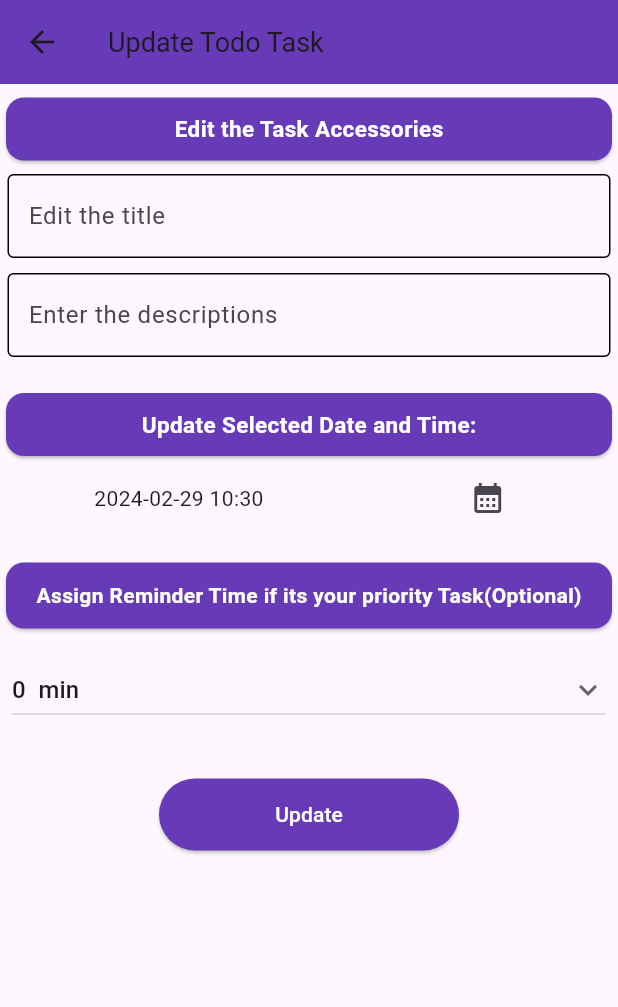
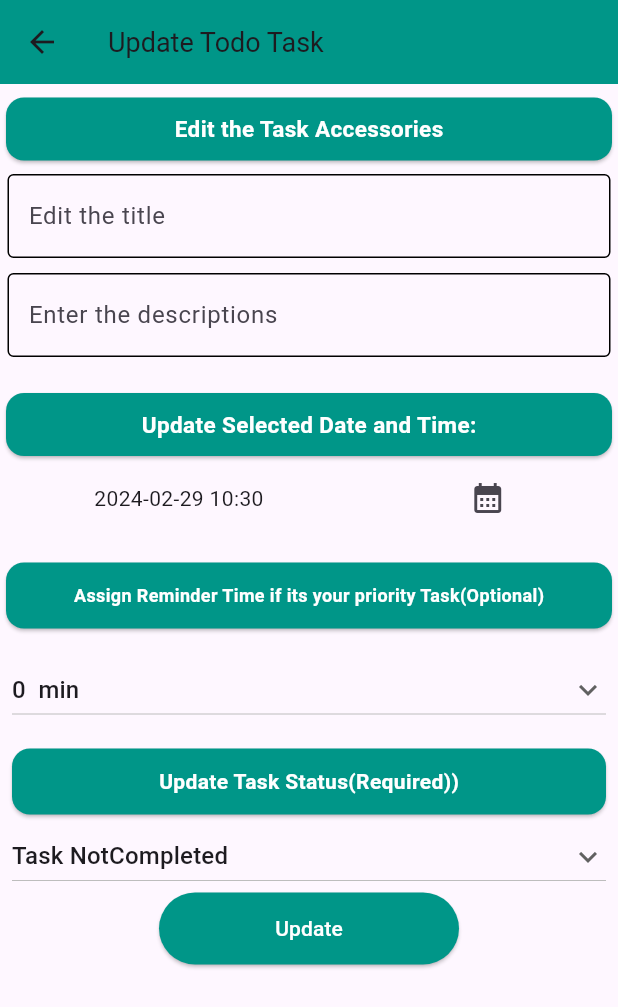
Before and after one commit to pra-android/Todo_App, a Flutter app: the UpdateDate screen opened directly with empty values, on a phone screen of 412 x 824 dp. Shown: the top 1007 px of the screen. Run offline on Flutter 3.47's test engine with Material 3 defaults, Android fonts, the phone set to English and light mode, and no system bars; our stand-ins replace flutter_local_notifications, get, get_storage, share, sqflite, timezone; accounts and stored records are empty; statements that could not run were skipped.

Commit message:
Update UpdateData.dart

```diff
--- a/lib/UpdateData.dart
+++ b/lib/UpdateData.dart
@@ -9,27 +9,50 @@ import 'package:todo_app/Widgets/TextField.dart';
 class UpdateDate extends StatefulWidget {
   final Future<void> funct;
   final Model model;
+  final String initialtitle;
+  final String initialdescriptions;
+  final String initialdatetime;
+  int imptaskearlier;
+  late bool iscompleted;
 
-  UpdateDate({required this.funct, required this.model});
+  UpdateDate(
+      {required this.funct,
+      required this.model,
+      required this.initialtitle,
+      required this.initialdescriptions,
+      required this.initialdatetime,
+      required this.imptaskearlier,
+      required this.iscompleted});
 
   @override
   State<UpdateDate> createState() => _UpdateDateState();
 }
 
 class _UpdateDateState extends State<UpdateDate> {
-  TextEditingController titlecontroller = TextEditingController();
+  late var titlecontroller = TextEditingController();
 
-  TextEditingController descriptioncontroller = TextEditingController();
-
-  TextEditingController datetimecontroller = TextEditingController();
+  late var descriptioncontroller = TextEditingController();
 
   List<Model> allmodels = [];
+  List<String> tasksstatus = ["Task Completed", "Task NotCompleted"];
+  String todotaskstatusvalue = "Task NotCompleted";
 
   DateTime selecteddate = DateTime.now();
 
   int dropdownvalue = 0;
 
   List<int> items = [0, 5, 10, 30];
+  @override
+  void initState() {
+    // TODO: implement initState
+    super.initState();
+    titlecontroller = TextEditingController(text: widget.initialtitle);
+    descriptioncontroller =
+        TextEditingController(text: widget.initialdescriptions);
+    selecteddate = DateTime.parse(widget.initialdatetime);
+    widget.iscompleted = widget.iscompleted;
+    widget.imptaskearlier = widget.imptaskearlier;
+  }
 
   @override
   Widget build(BuildContext context) {
@@ -59,7 +82,7 @@ class _UpdateDateState extends State<UpdateDate> {
 
     return Scaffold(
         appBar: AppBar(
-          backgroundColor: Colors.deepPurple,
+          backgroundColor: Colors.teal.shade500,
           title: const Text(
             "Update Todo Task",
             style: TextStyle(fontSize: 18),
@@ -72,9 +95,9 @@ class _UpdateDateState extends State<UpdateDate> {
             Container(
               height: 50,
               width: Get.context!.width,
-              child: const Card(
-                color: Colors.deepPurple,
-                child: Row(
+              child: Card(
+                color: Colors.teal.shade500,
+                child: const Row(
                   mainAxisAlignment: MainAxisAlignment.center,
                   children: [
                     Text(
@@ -99,9 +122,9 @@ class _UpdateDateState extends State<UpdateDate> {
             Container(
               height: 50,
               width: Get.context!.width,
-              child: const Card(
-                color: Colors.deepPurple,
-                child: Row(
+              child: Card(
+                color: Colors.teal.shade500,
+                child: const Row(
                   mainAxisAlignment: MainAxisAlignment.center,
                   children: [
                     Text(
@@ -133,9 +156,9 @@ class _UpdateDateState extends State<UpdateDate> {
             Container(
               height: 52,
               width: Get.context!.width,
-              child: const Card(
-                color: Colors.deepPurple,
-                child: Row(
+              child: Card(
+                color: Colors.teal.shade500,
+                child: const Row(
                   mainAxisAlignment: MainAxisAlignment.center,
                   children: [
                     Text(
@@ -143,7 +166,7 @@ class _UpdateDateState extends State<UpdateDate> {
                       style: TextStyle(
                         color: Colors.white,
                         fontWeight: FontWeight.bold,
-                        fontSize: 14,
+                        fontSize: 12,
                       ),
                     ),
                   ],
@@ -154,12 +177,12 @@ class _UpdateDateState extends State<UpdateDate> {
               height: 13,
             ),
             Padding(
-              padding: EdgeInsets.symmetric(horizontal: 8.0),
+              padding: const EdgeInsets.symmetric(horizontal: 8.0),
               child: DropdownButton<int>(
                 borderRadius: BorderRadius.circular(5),
                 elevation: 16,
                 isExpanded: true,
-                value: dropdownvalue,
+                value: widget.imptaskearlier,
                 icon: const Icon(Icons.keyboard_arrow_down),
                 items: items
                     .map<DropdownMenuItem<int>>(
@@ -172,14 +195,59 @@ class _UpdateDateState extends State<UpdateDate> {
                     .toList(),
                 onChanged: (val) {
                   setState(() {
-                    dropdownvalue = val!;
-                    print(dropdownvalue);
+                    widget.imptaskearlier = val!;
+                    print(widget.imptaskearlier);
                   });
                 },
               ),
             ),
             const SizedBox(
-              height: 35,
+              height: 11,
+            ),
+            Padding(
+              padding: const EdgeInsets.only(left: 4.0, right: 4.0),
+              child: Container(
+                height: 52,
+                width: Get.context!.width,
+                child: Card(
+                  color: Colors.teal.shade500,
+                  child: const Row(
+                    mainAxisAlignment: MainAxisAlignment.center,
+                    children: [
+                      Text(
+                        "Update Task Status(Required))",
+                        style: TextStyle(
+                          color: Colors.white,
+                          fontWeight: FontWeight.bold,
+                          fontSize: 14,
+                        ),
+                      ),
+                    ],
+                  ),
+                ),
+              ),
+            ),
+            Padding(
+              padding: EdgeInsets.symmetric(horizontal: 8.0),
+              child: DropdownButton<String>(
+                borderRadius: BorderRadius.circular(5),
+                elevation: 16,
+                isExpanded: true,
+                value: todotaskstatusvalue,
+                icon: const Icon(Icons.keyboard_arrow_down),
+                items: tasksstatus
+                    .map<DropdownMenuItem<String>>(
+                      (String e) =>
+                          DropdownMenuItem(value: e, child: Text(e.toString())),
+                    )
+                    .toList(),
+                onChanged: (val) {
+                  setState(() {
+                    todotaskstatusvalue = val!;
+                    print(dropdownvalue);
+                  });
+                },
+              ),
             ),
             Row(
               mainAxisAlignment: MainAxisAlignment.spaceAround,
@@ -189,36 +257,48 @@ class _UpdateDateState extends State<UpdateDate> {
                   width: 200,
                   child: ElevatedButton(
                       style: ElevatedButton.styleFrom(
-                          backgroundColor: Colors.deepPurple),
+                        backgroundColor: Colors.teal.shade500,
+                      ),
                       onPressed: () async {
                         final title = titlecontroller.text;
                         final description = descriptioncontroller.text;
                         final datetime = selecteddate;
-                        dropdownvalue;
-                        if (title.isNotEmpty &&
-                            description.isNotEmpty &&
+
+                        final iscompleted =
+                            todotaskstatusvalue == "Task NotCompleted"
+                                ? false
+                                : true;
+                        if (title.isEmpty &&
+                            description.isEmpty &&
                             datetime == null) {
                           return;
                         } else {
                           widget.model.title = title;
                           widget.model.descriptions = description;
                           widget.model.datetime = datetime;
+
+                          widget.model.iscompleted = iscompleted;
                           widget.model.impdatetime = datetime
                               .subtract(Duration(minutes: dropdownvalue));
                           DataBaseHandler.instance.updatedatas(widget.model);
+
+                          if (widget.model.imptaskearlier == 0)
                             NotificationService.showScheduledNotification(
                                 title: widget.model.title!,
                                 body: widget.model.descriptions!,
-                              id: 1,
+                                payload: "Reminder",
                                 datetime: widget.model.datetime!);
+                          else {
                             NotificationService.scheduleimportanttask(
                                 title: widget.model.title!,
                                 body: widget.model.descriptions!,
                                 datetime: widget.model.datetime!,
                                 payload:
                                     "Reminder\t Important Task:\n${dropdownvalue} min left, So be Prepared\n Title:${widget.model.title}\n Description:${widget.model.descriptions}\n Time: ${widget.model.datetime}",
-                              impdatetime: widget.model.datetime!
-                                  .subtract(Duration(minutes: dropdownvalue)));
+                                impdatetime: widget.model.datetime!.subtract(
+                                    Duration(minutes: dropdownvalue)));
+                          }
+
                           widget.funct;
 
                           descriptioncontroller.clear();
```
Lines whose indentation alone changed are shown as unchanged.
